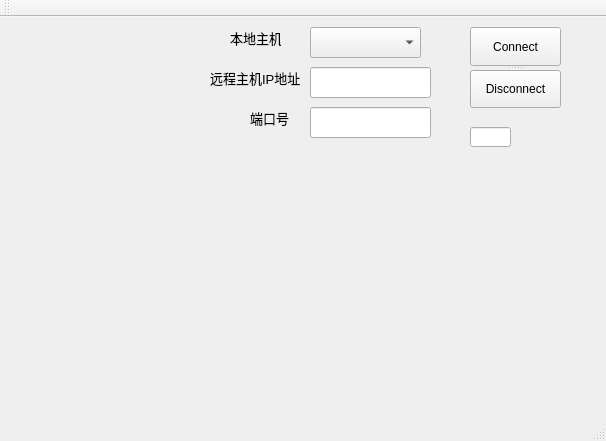
Old version of the form mainwindow.ui in the repository yao-bo/SLMP.
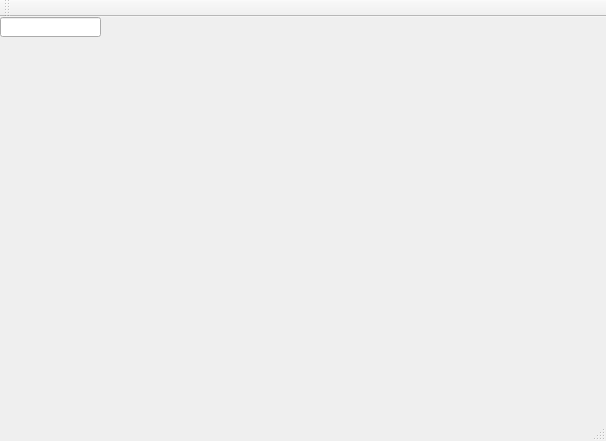
New version of the form.

The edit to the form file:
```diff
--- a/mainwindow.ui
+++ b/mainwindow.ui
@@ -14,120 +14,13 @@
    <string>MainWindow</string>
   </property>
   <widget class="QWidget" name="centralWidget">
-   <widget class="QComboBox" name="comboBox">
-    <property name="geometry">
-     <rect>
-      <x>310</x>
-      <y>10</y>
-      <width>111</width>
-      <height>31</height>
-     </rect>
-    </property>
-   </widget>
-   <widget class="QLineEdit" name="lineEdit_Port">
-    <property name="geometry">
-     <rect>
-      <x>310</x>
-      <y>90</y>
-      <width>121</width>
-      <height>31</height>
-     </rect>
-    </property>
-   </widget>
-   <widget class="QLineEdit" name="lineEdit_IP">
-    <property name="geometry">
-     <rect>
-      <x>310</x>
-      <y>50</y>
-      <width>121</width>
-      <height>31</height>
-     </rect>
-    </property>
-   </widget>
-   <widget class="QLabel" name="label">
-    <property name="geometry">
-     <rect>
-      <x>210</x>
-      <y>50</y>
-      <width>91</width>
-      <height>21</height>
-     </rect>
-    </property>
-    <property name="font">
-     <font>
-      <pointsize>10</pointsize>
-     </font>
-    </property>
-    <property name="text">
-     <string>远程主机IP地址</string>
-    </property>
-   </widget>
-   <widget class="QLabel" name="label_2">
-    <property name="geometry">
-     <rect>
-      <x>250</x>
-      <y>90</y>
-      <width>51</width>
-      <height>21</height>
-     </rect>
-    </property>
-    <property name="font">
-     <font>
-      <pointsize>10</pointsize>
-     </font>
-    </property>
-    <property name="text">
-     <string>端口号</string>
-    </property>
-   </widget>
-   <widget class="QLabel" name="label_3">
-    <property name="geometry">
-     <rect>
-      <x>230</x>
-      <y>10</y>
-      <width>51</width>
-      <height>21</height>
-     </rect>
-    </property>
-    <property name="font">
-     <font>
-      <pointsize>10</pointsize>
-     </font>
-    </property>
-    <property name="text">
-     <string>本地主机</string>
-    </property>
-   </widget>
-   <widget class="QSplitter" name="splitter">
-    <property name="geometry">
-     <rect>
-      <x>470</x>
-      <y>10</y>
-      <width>91</width>
-      <height>81</height>
-     </rect>
-    </property>
-    <property name="orientation">
-     <enum>Qt::Vertical</enum>
-    </property>
-    <widget class="QPushButton" name="Connect">
-     <property name="text">
-      <string>Connect</string>
-     </property>
-    </widget>
-    <widget class="QPushButton" name="Disconnect">
-     <property name="text">
-      <string>Disconnect</string>
-     </property>
-    </widget>
-   </widget>
    <widget class="QWidget" name="widget_mainMenu" native="true">
     <property name="geometry">
      <rect>
       <x>0</x>
-      <y>80</y>
+      <y>20</y>
       <width>101</width>
-      <height>301</height>
+      <height>361</height>
      </rect>
     </property>
    </widget>
@@ -135,18 +28,18 @@
     <property name="geometry">
      <rect>
       <x>110</x>
-      <y>150</y>
-      <width>181</width>
-      <height>161</height>
+      <y>0</y>
+      <width>491</width>
+      <height>381</height>
      </rect>
     </property>
    </widget>
    <widget class="QLineEdit" name="_buttonId">
     <property name="geometry">
      <rect>
-      <x>470</x>
-      <y>110</y>
-      <width>41</width>
+      <x>0</x>
+      <y>0</y>
+      <width>101</width>
       <height>20</height>
      </rect>
     </property>
```
Left out of the diff: 2 changed lines with no effect on the pictures.
